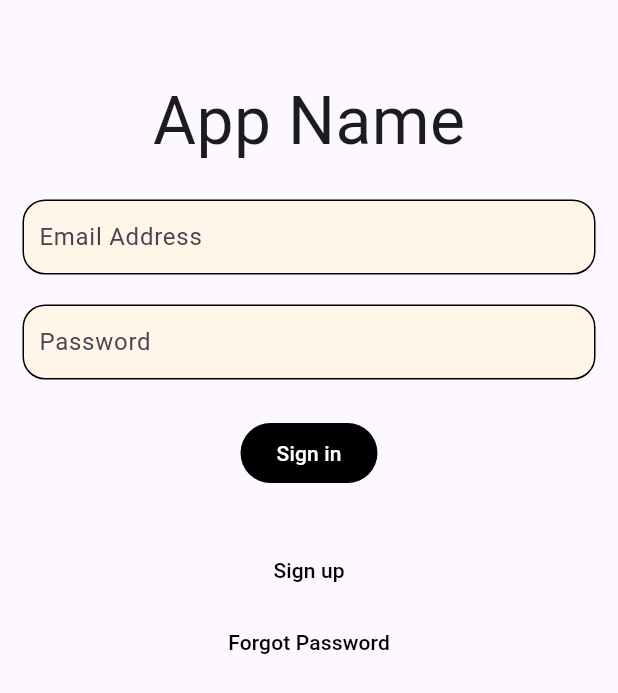
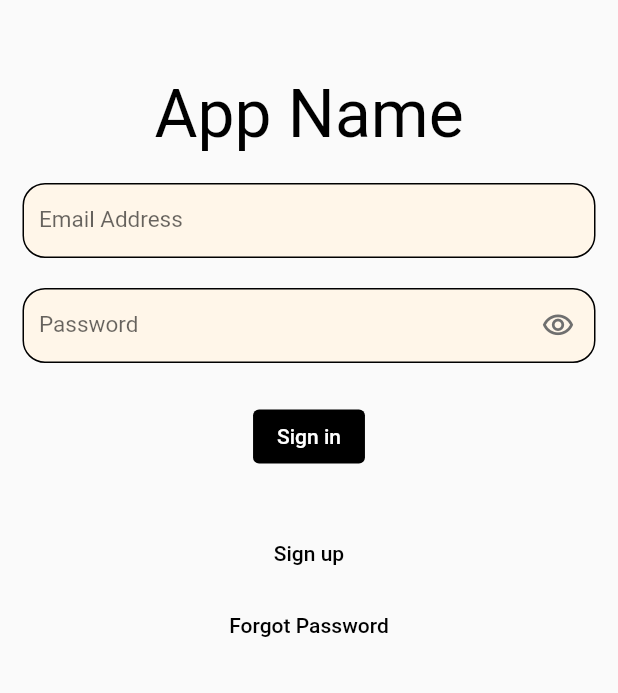
Before and after one commit to DDusy/FlutterApp, a Flutter app: the screen it shows after launch, on a phone screen of 412 x 824 dp. Shown: the top 693 px of the screen. Run offline on Flutter 3.47's test engine with Material 2 defaults, Android fonts, the phone set to English and light mode, and no system bars; our stand-ins replace firebase_core; missing offline and left inert: dart:html; accounts and stored records are empty.

```diff
--- /dev/null
+++ b/lib/custom_class/c_user.dart
@@ -0,0 +1,6 @@
+class User {
+  String name;
+  int age;
+
+  User(this.name, this.age);
+}
--- a/lib/main.dart
+++ b/lib/main.dart
@@ -2,6 +2,8 @@
 import 'package:flutter/material.dart';
 import 'package:firebase_core/firebase_core.dart';
 import 'firebase_options.dart';
+
+import 'pages/login_page.dart';
 
 void main() async {
 
@@ -14,6 +16,18 @@ void main() async {
   runApp(const MyApp());
 }
 
+class MyApp extends StatelessWidget {
+  const MyApp({Key? key}) : super(key: key);
+
+  @override
+  Widget build(BuildContext context) {
+    return MaterialApp(
+      home: const LoginPage(),
+    );
+  }
+}
+
+/*
 class MyApp extends StatelessWidget {
   const MyApp({Key? key}) : super(key: key);
 
@@ -160,6 +174,7 @@ class ButtonSample extends StatelessWidget {
       );
   }
 }
+*/
 
 // Widget build(BuildContext context) {
   //   return Scaffold(
--- /dev/null
+++ b/lib/pages/login_page.dart
@@ -0,0 +1,155 @@
+import 'dart:html';
+
+import 'package:flutter/material.dart';
+
+class LoginPage extends StatelessWidget {
+  const LoginPage({Key? key}) : super(key: key);
+
+  @override
+  Widget build(BuildContext context) {
+    return Scaffold(
+      body: Container(
+        alignment: Alignment.center,
+        padding: const EdgeInsets.only(top:50),
+
+        child: Column(
+          mainAxisAlignment: MainAxisAlignment.start,
+          children: [
+            const Text(
+              'App Name',
+              style: TextStyle(
+                fontSize: 44,
+                color: Colors.black,
+              ),
+            ),
+
+            InputField(
+              hintText: 'Email Address',
+              padding: const EdgeInsets.only(left: 10),
+              margin: const EdgeInsets.fromLTRB(15, 20, 15, 0),
+            ),
+
+            InputField(
+              hintText: 'Password',
+              padding: const EdgeInsets.only(left: 10),
+              margin: const EdgeInsets.fromLTRB(15, 20, 15, 25),
+              isPassword: true,
+            ),
+
+            ElevatedButton(
+              style: ElevatedButton.styleFrom(
+                // Text Color
+                onPrimary: Colors.white,//Theme.of(context).colorScheme.onPrimary,
+                // Box Color
+                primary: Colors.black//Theme.of(context).colorScheme.primary,
+              ).copyWith(elevation: ButtonStyleButton.allOrNull(0.0)),
+              onPressed: () {
+
+              },
+              child: const Text('Sign in'),
+            ),
+            const Padding(padding: EdgeInsets.only(top:30)),
+            TextButton(
+              style: TextButton.styleFrom(
+                primary: Colors.black,
+              ),
+              onPressed: () {
+
+              },
+              child: const Text('Sign up'),
+            ),
+            TextButton(
+              style: TextButton.styleFrom(
+                primary: Colors.black,
+              ),
+              onPressed: () {
+
+              },
+              child: const Text('Forgot Password'),
+            ),
+          ],
+        ),
+      ),
+    );
+  }
+}
+
+// ignore: must_be_immutable
+class InputField extends StatefulWidget {
+
+  final EdgeInsets padding;
+  final EdgeInsets margin;
+  final String hintText;
+
+  bool isPassword = false;
+  bool isVisible;
+
+  InputField({
+    Key? key,
+    required this.padding,
+    required this.margin,
+    required this.hintText,
+    this.isPassword = false,
+    this.isVisible = false}) : super(key: key);
+
+  @override
+  // ignore: no_logic_in_create_state
+  State<InputField> createState() => _InputFieldState(
+    padding, margin, hintText, isPassword, isVisible
+  );
+}
+
+class _InputFieldState extends State<InputField> {
+
+  EdgeInsets padding;
+  EdgeInsets margin;
+  String hintText;
+
+  bool isPassword = false;
+  bool isVisible;
+
+  _InputFieldState(
+    this.padding,
+    this.margin,
+    this.hintText,
+    this.isPassword,
+    this.isVisible);
+
+  @override
+  Widget build(BuildContext context) {
+    return Container(
+      padding: padding,
+      margin: margin,
+      width: double.infinity,
+      height: 50,
+      decoration: BoxDecoration(
+        color: const Color.fromARGB(255, 255, 246, 233),
+        border: Border.all(color: Colors.black),
+        borderRadius: const BorderRadius.all(Radius.circular(15)),
+      ),
+      child: TextField(
+        obscureText: isPassword ? !isVisible : false,
+        decoration: InputDecoration(
+          labelText: hintText,
+          enabledBorder: InputBorder.none,
+          focusedBorder: InputBorder.none,
+          disabledBorder: InputBorder.none,
+          suffixIcon: isPassword ? InkWell(
+            onTap: () {
+              setState(() {
+                isVisible = !isVisible;
+              });
+            },
+            child: Icon(
+              isVisible ? Icons.visibility_off_outlined : Icons.visibility_outlined,
+              color: const Color.fromARGB(255, 111, 111, 111),
+              size: 22
+            )
+          ) : null,
+        ),
+        style: const TextStyle(fontSize: 15),
+        keyboardType: isVisible ? TextInputType.visiblePassword : TextInputType.emailAddress,
+      ),
+    );
+  }
+}
```
